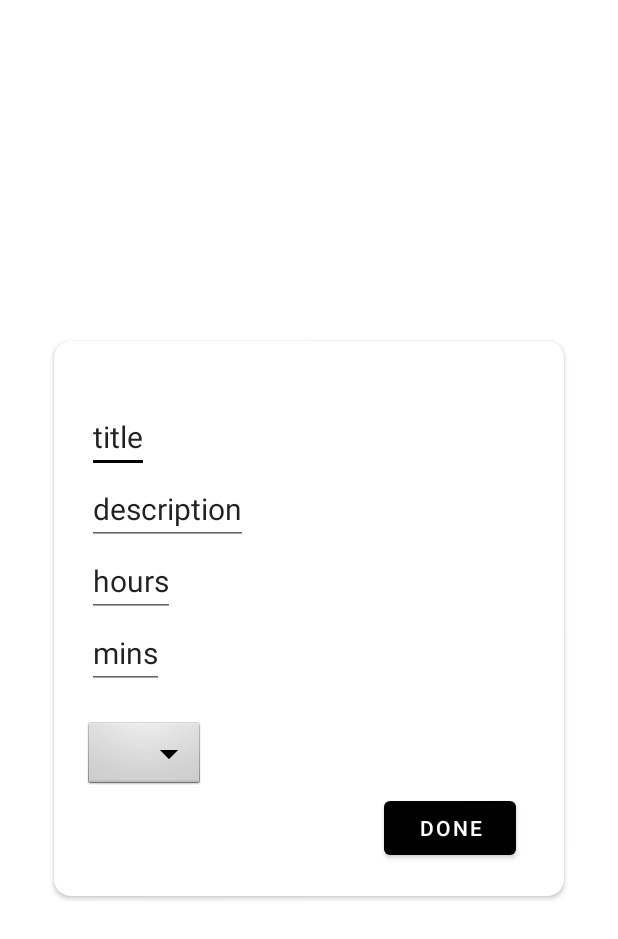
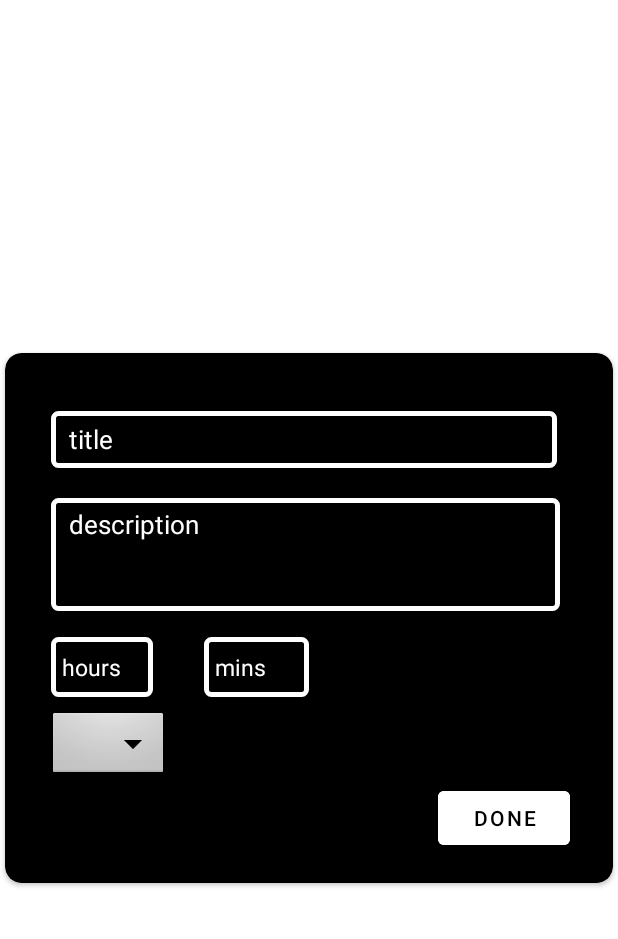
Before and after one commit to Its-Kena/Final-Project---Mhabit, an Android app: the layout add_movie.xml on its own in the app's theme, with its tools: preview values and no code run, on a phone screen of 412 x 824 dp. Shown: the top 939 px of the screen. Run offline under Robolectric (Android 15) with nearby library versions, the phone set to English and light mode, and no system bars.

Commit message:
edited add movie dialogue

```diff
--- /dev/null
+++ b/app/src/main/res/drawable/custom_input.xml
@@ -0,0 +1,29 @@
+<?xml version="1.0" encoding="utf-8"?>
+<selector xmlns:android="http://schemas.android.com/apk/res/android">
+
+    <item android:state_enabled="true"
+        android:state_focused="true">
+        <shape android:shape="rectangle">
+            <solid
+                android:color="@android:color/black"/>
+            <corners
+                android:radius="3dp"/>
+            <stroke
+                android:color="@color/white"
+                android:width="3dp" />
+        </shape>
+    </item>
+
+    <item android:state_enabled="true">
+        <shape android:shape="rectangle">
+            <solid
+                android:color="@android:color/black"/>
+            <corners
+                android:radius="3dp"/>
+            <stroke
+                android:color="@android:color/white"
+                android:width="3dp" />
+        </shape>
+    </item>
+
+</selector>
--- a/app/src/main/res/layout/add_movie.xml
+++ b/app/src/main/res/layout/add_movie.xml
@@ -8,10 +8,11 @@
 
 
     <androidx.cardview.widget.CardView
-        android:layout_width="340dp"
-        android:layout_height="370dp"
+        android:layout_width="405dp"
+        android:layout_height="353dp"
         android:layout_marginLeft="12dp"
         android:layout_marginRight="12dp"
+        android:backgroundTint="@color/black"
         app:cardCornerRadius="11dp"
         app:layout_constraintBottom_toBottomOf="parent"
         app:layout_constraintLeft_toLeftOf="parent"
@@ -19,69 +20,99 @@
         app:layout_constraintTop_toTopOf="parent">
 
         <LinearLayout
-            android:layout_width="match_parent"
-            android:layout_height="match_parent"
-            android:orientation="vertical">
+            android:layout_width="387dp"
+            android:layout_height="353dp"
+            android:orientation="vertical"
+            android:layout_gravity="center"
+            android:gravity="center_vertical">
 
 
             <EditText
                 android:id="@+id/title"
-                android:layout_width="wrap_content"
-                android:layout_height="wrap_content"
+                android:layout_width="337dp"
+                android:layout_height="38dp"
+                android:layout_marginVertical="20dp"
                 android:layout_marginLeft="22dp"
                 android:layout_marginTop="40dp"
                 android:layout_marginRight="12dp"
+                android:background="@drawable/custom_input"
+                android:paddingStart="12dp"
+                android:paddingEnd="12dp"
                 android:text="title"
-                android:textSize="20dp"
+                android:textSize="17dp"
+                android:textColor="@color/white"
                 tools:ignore="HardcodedText,RtlHardcoded,SpUsage"></EditText>
 
             <EditText
                 android:id="@+id/description"
-                android:layout_width="wrap_content"
-                android:layout_height="wrap_content"
+                android:layout_width="339dp"
+                android:layout_height="75dp"
                 android:layout_marginLeft="22dp"
                 android:layout_marginRight="12dp"
+                android:layout_marginBottom="10dp"
+                android:background="@drawable/custom_input"
+                android:gravity="top"
+                android:paddingStart="12dp"
+                android:paddingTop="5dp"
+                android:paddingEnd="15dp"
                 android:text="description"
-                android:textSize="20dp"
+                android:textSize="17dp"
+                android:textColor="@color/white"
                 tools:ignore="HardcodedText,RtlHardcoded,SpUsage"></EditText>
+
+
+            <LinearLayout
+                android:layout_width="match_parent"
+                android:layout_height="55dp"
+                android:orientation="horizontal">
 
                 <EditText
                     android:id="@+id/hours"
-                android:layout_width="wrap_content"
-                android:layout_height="wrap_content"
+                    android:layout_width="68dp"
+                    android:layout_height="40dp"
+                    android:layout_gravity="center"
                     android:layout_marginLeft="22dp"
                     android:layout_marginRight="12dp"
+                    android:background="@drawable/custom_input"
+                    android:paddingStart="7dp"
+                    android:paddingEnd="5dp"
                     android:text="hours"
-                android:textSize="20dp"
+                    android:textSize="15dp"
+                    android:textColor="@color/white"
                     tools:ignore="HardcodedText,RtlHardcoded,SpUsage"></EditText>
 
                 <EditText
                     android:id="@+id/mins"
-                android:layout_width="wrap_content"
-                android:layout_height="wrap_content"
+                    android:layout_width="70dp"
+                    android:layout_height="40dp"
+                    android:layout_gravity="center"
                     android:layout_marginLeft="22dp"
                     android:layout_marginRight="12dp"
+                    android:background="@drawable/custom_input"
+                    android:paddingStart="7dp"
+                    android:paddingEnd="5dp"
                     android:text="mins"
-                android:textSize="20dp"
+                    android:textColor="@color/white"
+                    android:textSize="15dp"
                     tools:ignore="HardcodedText,RtlHardcoded,SpUsage"></EditText>
-
-
+            </LinearLayout>
 
             <Spinner
                 android:id="@+id/genre"
                 android:layout_width="wrap_content"
                 android:layout_height="wrap_content"
-                android:layout_marginTop="20dp"
                 android:layout_marginStart="20dp"
                 android:background="@android:drawable/btn_dropdown"
-                android:spinnerMode="dropdown"/>
+                android:spinnerMode="dropdown" />
 
             <Button
                 android:id="@+id/doneAdding"
+                android:layout_width="wrap_content"
                 android:layout_height="wrap_content"
-                android:layout_width="wrap_content"
-                android:layout_marginStart="220dp"
-                android:text="Done">
+                android:layout_marginStart="280dp"
+                android:text="Done"
+                android:textColor="@color/black"
+                android:backgroundTint="@color/white">
 
 
             </Button>
--- a/app/src/main/res/layout/custom_input.xml
+++ /dev/null
@@ -1,6 +0,0 @@
-<?xml version="1.0" encoding="utf-8"?>
-<androidx.constraintlayout.widget.ConstraintLayout xmlns:android="http://schemas.android.com/apk/res/android"
-    android:layout_width="match_parent"
-    android:layout_height="match_parent">
-
-</androidx.constraintlayout.widget.ConstraintLayout>
```
Lines whose indentation alone changed are shown as unchanged.
